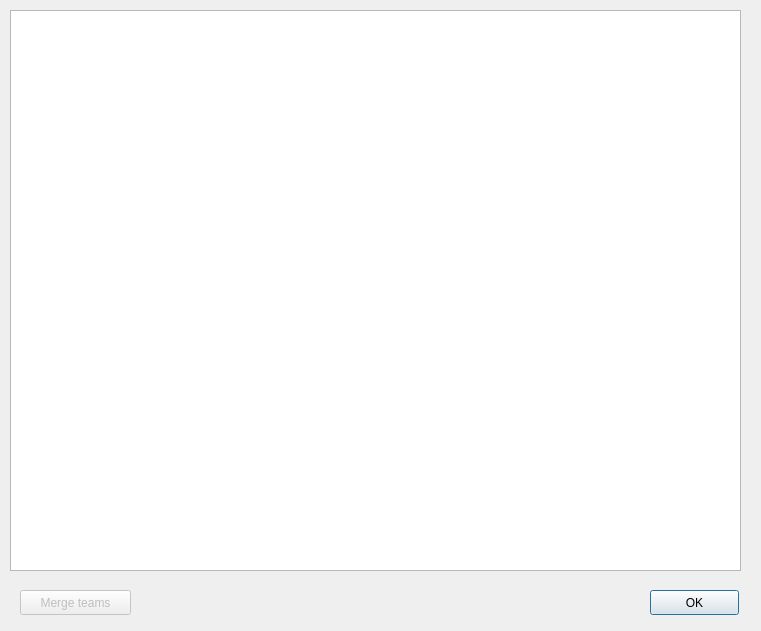
This is googleformspubquiz/ui/TeamsWindow.ui in pijll/googleforms-pubquiz as Qt 5 draws it before an edit. The edited form follows.
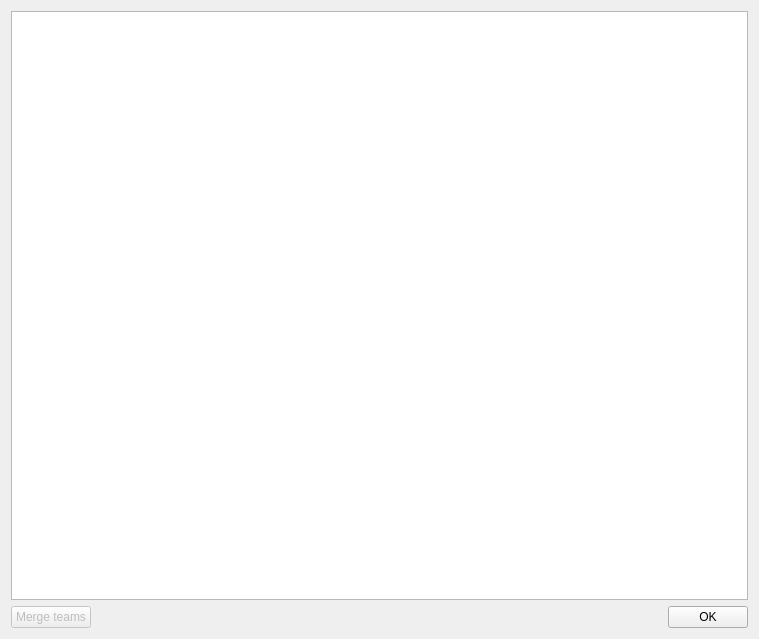
This is the edited form.

Commit message:
Changed layout of windows
Stretchable windows, stretched columns in tables, column text alignment

What changed in the file:
```diff
--- a/googleformspubquiz/ui/TeamsWindow.ui
+++ b/googleformspubquiz/ui/TeamsWindow.ui
@@ -6,55 +6,62 @@
    <rect>
     <x>0</x>
     <y>0</y>
-    <width>761</width>
-    <height>631</height>
+    <width>759</width>
+    <height>639</height>
    </rect>
   </property>
   <property name="windowTitle">
    <string>Dialog</string>
   </property>
+  <layout class="QVBoxLayout" name="verticalLayout">
+   <item>
   <widget class="QTableWidget" name="table_teams">
-   <property name="geometry">
-    <rect>
-     <x>10</x>
-     <y>10</y>
-     <width>731</width>
-     <height>561</height>
-    </rect>
+     <property name="editTriggers">
+      <set>QAbstractItemView::NoEditTriggers</set>
    </property>
    <property name="selectionBehavior">
     <enum>QAbstractItemView::SelectRows</enum>
    </property>
-  </widget>
-  <widget class="QPushButton" name="pushButton">
-   <property name="geometry">
-    <rect>
-     <x>650</x>
-     <y>590</y>
-     <width>89</width>
-     <height>25</height>
-    </rect>
-   </property>
-   <property name="text">
-    <string>OK</string>
-   </property>
-  </widget>
+     <property name="sortingEnabled">
+      <bool>true</bool>
+     </property>
+    </widget>
+   </item>
+   <item>
+    <layout class="QHBoxLayout" name="horizontalLayout">
+     <item>
   <widget class="QPushButton" name="button_merge_teams">
    <property name="enabled">
     <bool>false</bool>
    </property>
-   <property name="geometry">
-    <rect>
-     <x>20</x>
-     <y>590</y>
-     <width>111</width>
-     <height>25</height>
-    </rect>
-   </property>
    <property name="text">
     <string>Merge teams</string>
    </property>
   </widget>
+     </item>
+     <item>
+      <spacer name="horizontalSpacer">
+       <property name="orientation">
+        <enum>Qt::Horizontal</enum>
+       </property>
+       <property name="sizeHint" stdset="0">
+        <size>
+         <width>40</width>
+         <height>20</height>
+        </size>
+       </property>
+      </spacer>
+     </item>
+     <item>
+      <widget class="QPushButton" name="pushButton">
+       <property name="text">
+        <string>OK</string>
+       </property>
+      </widget>
+     </item>
+    </layout>
+   </item>
+  </layout>
  </widget>
  <resources/>
  <connections>
```
Lines whose indentation alone changed are shown as unchanged. The commit also changes 4 other files.
